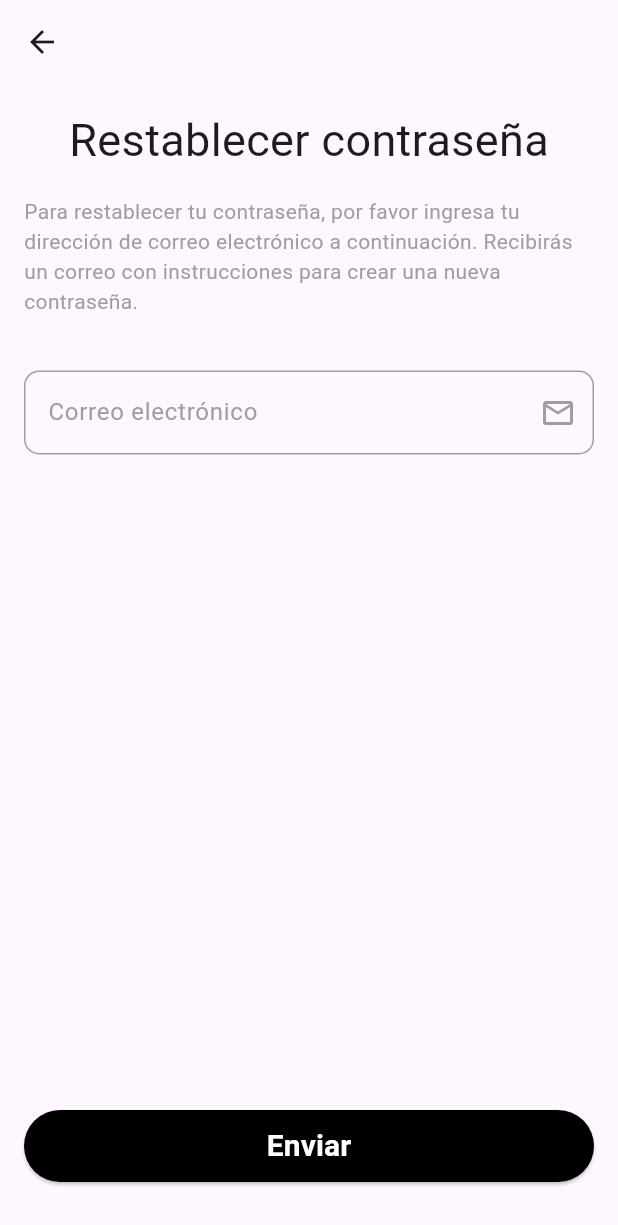
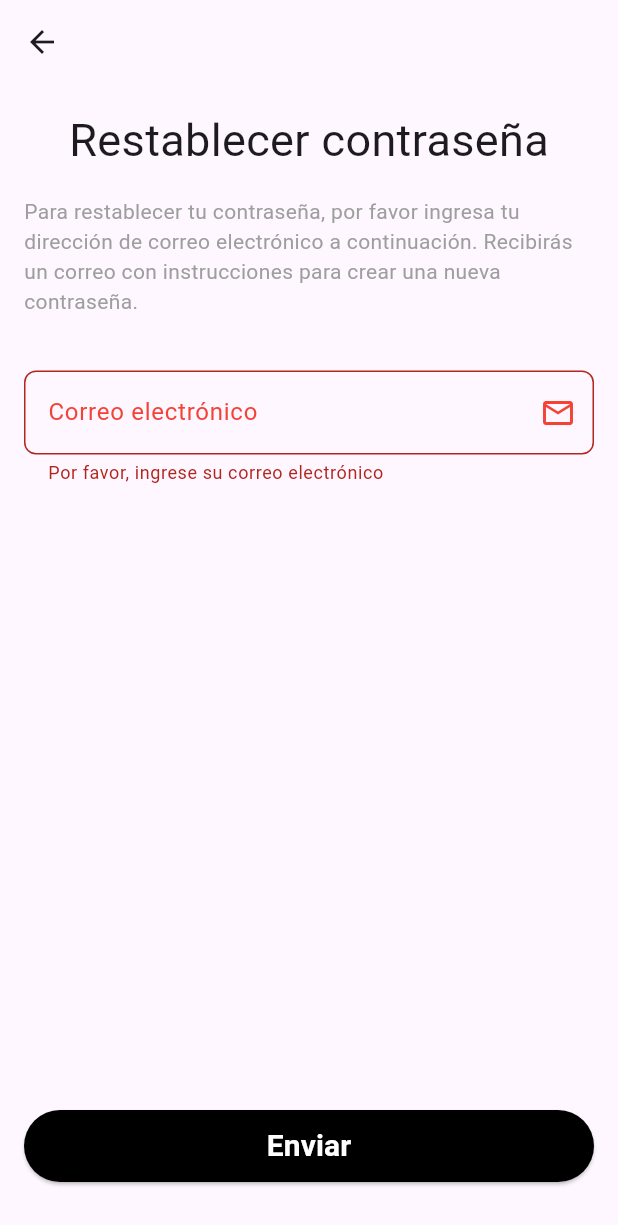
Before and after one commit to FREECS33/sigede_front_end, a Flutter app: the Recoverpasswordscreen screen opened by its route, after a tap on "Enviar", on a phone screen of 412 x 824 dp. Shown: the top 1225 px of the screen. Run offline on Flutter 3.47's test engine with Material 3 defaults, Android fonts, the phone set to English and light mode, and no system bars; our stand-ins replace dio, get_it, google_fonts, image_picker, loading_animation_widget.

Commit message:
[update] RecoveryPassword - send verification code: use endpoint to send verification code

```diff
--- a/lib/core/utils/dio_client.dart
+++ b/lib/core/utils/dio_client.dart
@@ -8,7 +8,7 @@ class DioClient {
           BaseOptions(
             baseUrl: baseUrl,
             connectTimeout: const Duration(seconds: 5),
-            receiveTimeout: const Duration(seconds: 5),
+            receiveTimeout: const Duration(seconds: 20),
           ),
         ) {
     _dio.interceptors.add(InterceptorsWrapper(
--- /dev/null
+++ b/lib/screens/auth/data/exceptions/recovery_password_exceptions.dart
@@ -0,0 +1,24 @@
+class RecoveryPasswordExceptions implements Exception{
+  final String message;
+  RecoveryPasswordExceptions(this.message);
+}
+
+class InvalidEmailException extends RecoveryPasswordExceptions {
+  InvalidEmailException() : super('Correo no válido.');
+}
+
+class UserNotFoundException extends RecoveryPasswordExceptions {
+  UserNotFoundException() : super('Usuario no encontrado.');
+}
+
+class ServerException extends RecoveryPasswordExceptions {
+  ServerException() : super('Error en el servidor.');
+}
+
+class NetworkException extends RecoveryPasswordExceptions {
+  NetworkException() : super('Error de red.');
+}
+
+class BadRequestException extends RecoveryPasswordExceptions {
+  BadRequestException() : super('Correo no válido.');
+}
--- /dev/null
+++ b/lib/screens/auth/data/models/recovery_password_model.dart
@@ -0,0 +1,19 @@
+import 'package:sigede_flutter/screens/auth/domain/entities/recovery_password_entity.dart';
+
+class RecoveryPasswordModel extends RecoveryPasswordEntity{
+  RecoveryPasswordModel({
+    super.error, super.userEmail
+  });
+
+  factory RecoveryPasswordModel.fromJson(Map<String, dynamic> json) {
+    return RecoveryPasswordModel(
+      error: json['error'],
+    );
+  }
+
+  Map<String, dynamic> toJson() {
+    return {
+      'userEmail': userEmail,
+    };
+  }
+}
--- /dev/null
+++ b/lib/screens/auth/domain/entities/recovery_password_entity.dart
@@ -0,0 +1,8 @@
+class RecoveryPasswordEntity {
+  final String? userEmail;
+  final bool? error;
+  RecoveryPasswordEntity({
+    this.userEmail,
+    this.error
+  });
+}
--- /dev/null
+++ b/lib/screens/auth/domain/use_cases/recovery_password.dart
@@ -0,0 +1,13 @@
+import 'package:sigede_flutter/screens/auth/data/models/recovery_password_model.dart';
+import 'package:sigede_flutter/screens/auth/data/repositories/recovery_password_repository.dart';
+import 'package:sigede_flutter/screens/auth/domain/entities/recovery_password_entity.dart';
+
+class RecoveryPassword {
+  final RecoveryPasswordRepository repository;
+
+  RecoveryPassword({required this.repository});
+
+  Future<RecoveryPasswordEntity> call(RecoveryPasswordModel model) async {
+    return await repository.recoveryPassword(model);
+  }
+}
--- a/lib/screens/auth/presentation/pages/RecoverPasswordScreen.dart
+++ b/lib/screens/auth/presentation/pages/RecoverPasswordScreen.dart
@@ -1,5 +1,12 @@
 import 'package:flutter/material.dart';
+import 'package:get_it/get_it.dart';
 import 'package:google_fonts/google_fonts.dart';
+import 'package:sigede_flutter/screens/auth/data/exceptions/recovery_password_exceptions.dart';
+import 'package:sigede_flutter/screens/auth/data/models/recovery_password_model.dart';
+import 'package:sigede_flutter/screens/auth/domain/use_cases/recovery_password.dart';
+import 'package:sigede_flutter/shared/widgets.dart/error_dialog.dart';
+import 'package:sigede_flutter/shared/widgets.dart/loading_widget.dart';
+import 'package:sigede_flutter/shared/widgets.dart/success_dialog.dart';
 
 class Recoverpasswordscreen extends StatefulWidget {
   const Recoverpasswordscreen({super.key});
@@ -8,23 +15,76 @@ class Recoverpasswordscreen extends StatefulWidget {
   State<Recoverpasswordscreen> createState() => _RecoverpasswordscreenState();
 }
 
+class _RecoverpasswordscreenState extends State<Recoverpasswordscreen> {
+  final TextEditingController _emailController = TextEditingController();
+  final GlobalKey<FormState> _formKey = GlobalKey<FormState>();
+  bool _isloading = false;
+  bool _isValidUserEmail = true;
+  final GetIt getIt = GetIt.instance;
+
+  Future<void> _recoveryPassword() async {
+    if (_formKey.currentState!.validate()) {
+      setState(() {
+        _isloading = true;
+      });
+
+      try {
+        final String userEmail = _emailController.text.trim();
+        final RecoveryPasswordModel model = RecoveryPasswordModel(
+          userEmail: userEmail,
+        );
+
+        final recoveryUseCase = getIt<RecoveryPassword>();
+
+        final result = await recoveryUseCase.call(model);
+        if (result.error == false){
+          showSuccessDialog(context: context, message: "Se ha enviado un correo con las instrucciones para restablecer tu contraseña");
+          Navigator.pushReplacementNamed(context, '/codeConfirmation');
+        }else{
+          throw Exception('Error al enviar el correo');
+        }
+
+      } on InvalidEmailException {
+        showErrorDialog(context: context, message: 'Correo no válido.');
+      } on UserNotFoundException {
+        showErrorDialog(context: context, message: 'Usuario no encontrado.');
+      } on ServerException {
+        showErrorDialog(context: context, message: 'Error en el servidor.');
+      } on NetworkException {
+        showErrorDialog(context: context, message: 'Error de red.');
+      } on BadRequestException {
+        showErrorDialog(context: context, message: 'Correo no válido.');
+      } catch (e) {
+        print(e);
+      } finally {
+        setState(() {
+          _isloading = false;
+        });
+      }
+    }
+  }
+
   String? validateEmail(String? value) {
-  // Expresión regular para validar un correo electrónico
     final RegExp emailRegExp = RegExp(
       r'^[\w-\.]+@([\w-]+\.)+[\w-]{2,4}$',
     );
 
     if (value == null || value.isEmpty) {
+      setState(() {
+        _isValidUserEmail = false;
+      });
       return 'Por favor, ingrese su correo electrónico';
     } else if (!emailRegExp.hasMatch(value)) {
+      setState(() {
+        _isValidUserEmail = false;
+      });
       return 'Por favor, ingrese un correo electrónico válido';
     }
-  return null; // Si es válido, no devuelve ningún error
+    setState(() {
+      _isValidUserEmail = true;
+    });
+    return null;
   }
-
-class _RecoverpasswordscreenState extends State<Recoverpasswordscreen> {
-  final TextEditingController _emailController = TextEditingController();
-  final GlobalKey<FormState> _formKey = GlobalKey<FormState>();
 
   @override
   Widget build(BuildContext context) {
@@ -57,16 +117,24 @@ class _RecoverpasswordscreenState extends State<Recoverpasswordscreen> {
                 Form(
                   key: _formKey,
                   child: Column(
-                    mainAxisAlignment: MainAxisAlignment
-                        .center,
+                    mainAxisAlignment: MainAxisAlignment.center,
                     children: [
                       TextFormField(
+                        validator: validateEmail,
                         controller: _emailController,
                         decoration: InputDecoration(
                           labelText: 'Correo electrónico',
-                          labelStyle: const TextStyle(color: Colors.grey),
-                          suffixIcon: const Icon(Icons.email_outlined,
-                              color: Colors.grey),
+                          labelStyle: TextStyle(
+                            color: _isValidUserEmail
+                                ? Colors.grey // Si la validación es exitosa
+                                : Colors.red, // Si la validación falla
+                          ),
+                          suffixIcon: Icon(
+                            Icons.email_outlined,
+                            color: _isValidUserEmail
+                                ? Colors.grey // Si la validación es exitosa
+                                : Colors.red,
+                          ),
                           border: OutlineInputBorder(
                             borderRadius: BorderRadius.circular(8.0),
                             borderSide: const BorderSide(
@@ -90,30 +158,24 @@ class _RecoverpasswordscreenState extends State<Recoverpasswordscreen> {
                           ),
                         ),
                       ),
-                      const SizedBox(
-                          height:
-                              20),
+                      const SizedBox(height: 20),
                     ],
                   ),
                 ),
                 const Expanded(child: Column()),
-
                 Padding(
-                  padding: const EdgeInsets.only(
-                      bottom: 20.0),
+                  padding: const EdgeInsets.only(bottom: 20.0),
                   child: SizedBox(
                     width: double.infinity,
                     height: 48,
                     child: ElevatedButton(
-                      onPressed: () {
-                        if (_formKey.currentState!.validate()) {
-                          print("AQUI VA LA LOGICA DEL ENVIO DE CORREOS");
-                        }
-                      },
+                      onPressed: _isloading ? null : _recoveryPassword,
                       style: OutlinedButton.styleFrom(
                         backgroundColor: Colors.black,
                       ),
-                      child: Text(
+                      child: _isloading
+                          ? const LoadingWidget() // Mostrar loading si está cargando
+                          : Text(
                               'Enviar',
                               style: GoogleFonts.roboto(
                                 textStyle: const TextStyle(
```
Also changed, not shown: lib/core/utils/locator.dart (+12 -0 lines), lib/screens/auth/data/datasources/recovery_password_data_source.dart (added, +52 -0 lines), lib/screens/auth/data/repositories/recovery_password_repository.dart (added, +18 -0 lines), lib/shared/widgets.dart/success_dialog.dart (added, +50 -0 lines). Lines whose indentation alone changed are shown as unchanged.
